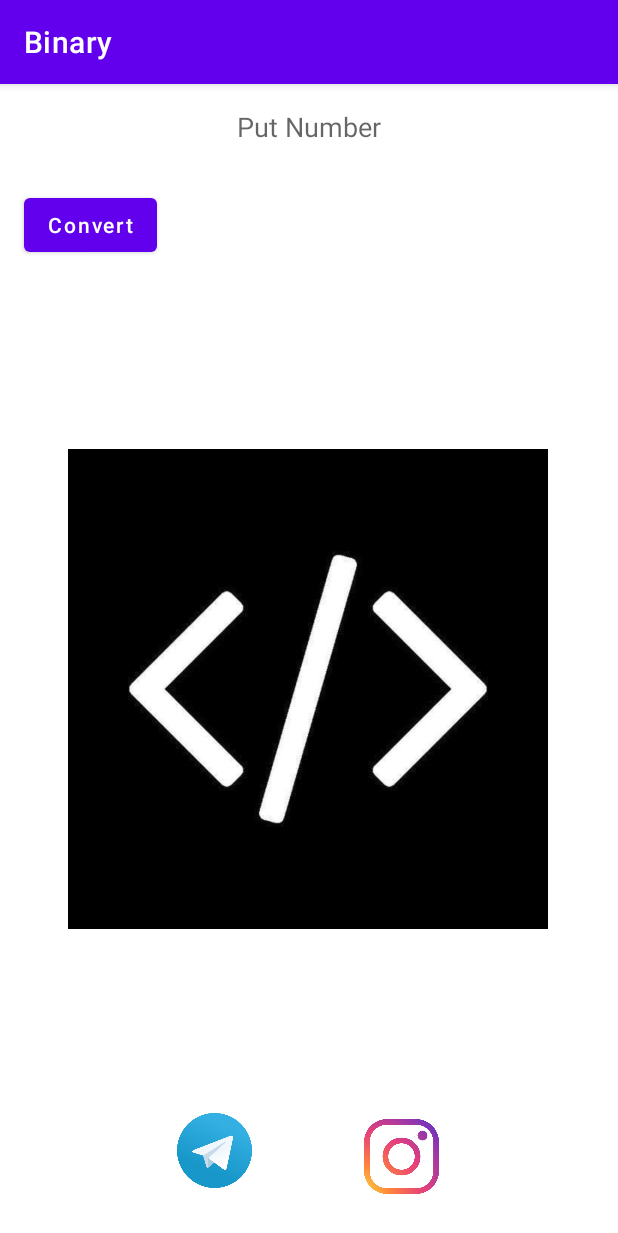
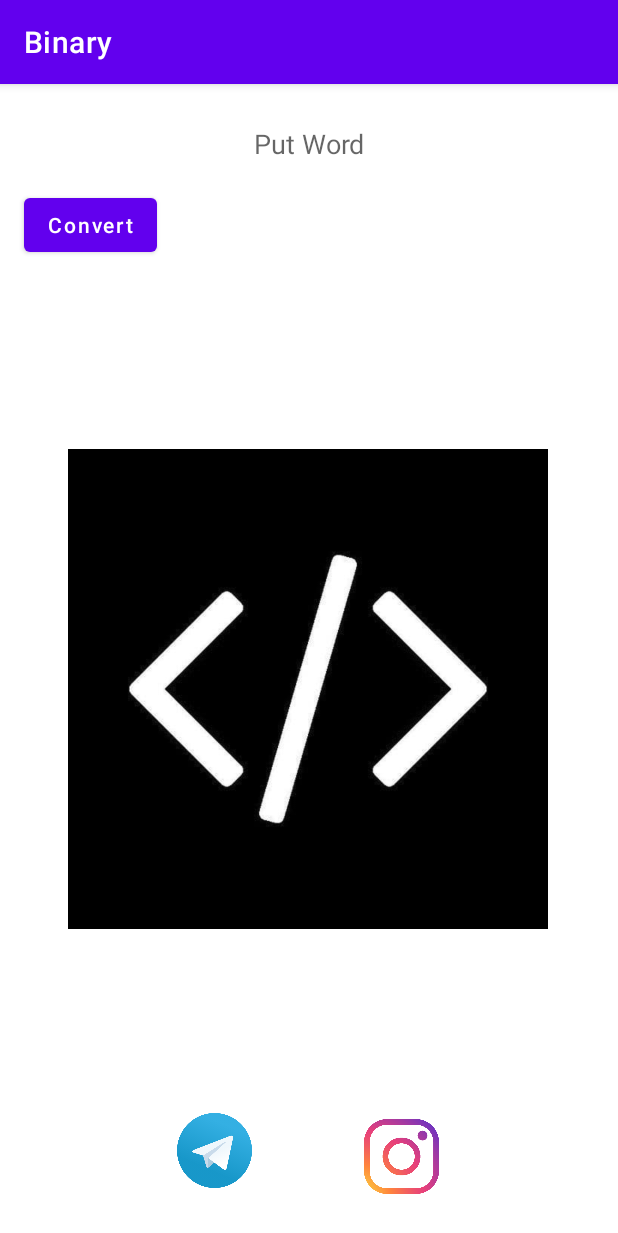
Before and after one commit to Tonisark/Binaryapp, an Android app: the screen it shows after launch (MainActivity), on a phone screen of 412 x 824 dp. Shown: the top 1233 px of the screen. Run offline under Robolectric (Android 15) with nearby library versions, the phone set to English and light mode, and no system bars.

Commit message:
some change

```diff
--- a/app/src/main/res/layout/activity_main.xml
+++ b/app/src/main/res/layout/activity_main.xml
@@ -13,15 +13,16 @@
         android:layout_width="wrap_content"
         android:layout_height="wrap_content"
         android:layout_marginTop="16dp"
+        android:background="@color/white"
         android:ems="10"
-        android:background="@color/white"
         android:gravity="center"
+        android:hint="@string/put_Word"
+        android:importantForAutofill="no"
         android:inputType="text"
-        android:hint="@string/put_number"
+        android:minHeight="48dp"
         app:layout_constraintEnd_toEndOf="parent"
         app:layout_constraintStart_toStartOf="parent"
-        app:layout_constraintTop_toTopOf="parent"
-        android:importantForAutofill="no" />
+        app:layout_constraintTop_toTopOf="parent" />
 
     <TextView
         android:id="@+id/showBinary"
@@ -71,7 +72,7 @@
         app:layout_constraintBottom_toBottomOf="parent"
         app:layout_constraintEnd_toStartOf="@+id/Instagram"
         app:layout_constraintStart_toStartOf="parent"
-        tools:ignore="ContentDescription,UsingOnClickInXml" />
+        tools:ignore="ContentDescription,UsingOnClickInXml,SpeakableTextPresentCheck" />
 
     <ImageButton
         android:id="@+id/Instagram"
@@ -85,8 +86,7 @@
         app:layout_constraintEnd_toEndOf="parent"
         app:layout_constraintHorizontal_bias="0.685"
         app:layout_constraintStart_toStartOf="parent"
-        tools:ignore="ContentDescription,UsingOnClickInXml"
-         />
+        tools:ignore="ContentDescription,UsingOnClickInXml,SpeakableTextPresentCheck" />
 
 
 </androidx.constraintlayout.widget.ConstraintLayout>
--- a/app/src/main/res/values/strings.xml
+++ b/app/src/main/res/values/strings.xml
@@ -1,5 +1,5 @@
 <resources>
     <string name="app_name">Binary</string>
-    <string name="put_number">Put Number</string>
+    <string name="put_Word">Put Word</string>
     <string name="convert">Convert</string>
 </resources>
```
